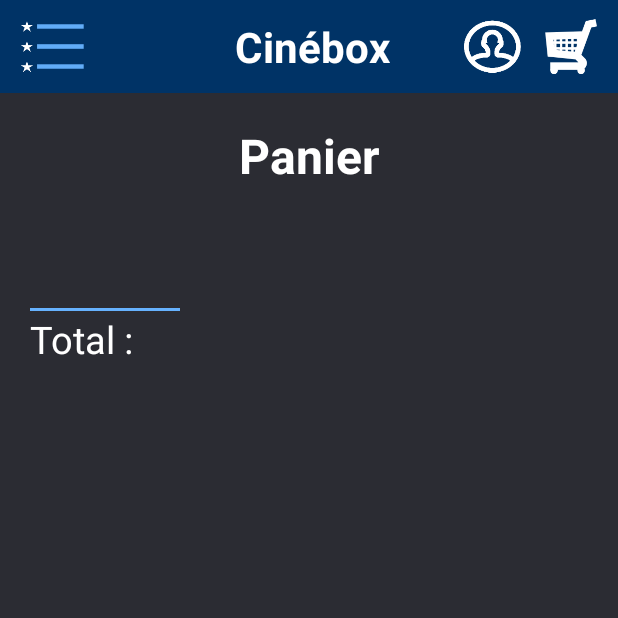
After one commit to Archidoc142/Cinebox_MOBILE, an Android app: the Panier screen opened directly, with no data from a screen before it, on a phone screen of 412 x 824 dp, the top half of it. The commit adds this screen. Run offline under Robolectric (Android 15) with nearby library versions, the phone set to English and light mode, and no system bars; network calls fail.

Commit message:
Layouts Tarifs + Panier

```diff
--- a/app/src/main/AndroidManifest.xml
+++ b/app/src/main/AndroidManifest.xml
@@ -15,6 +15,12 @@
         android:theme="@style/Theme.Cinebox"
         android:usesCleartextTraffic="true"
         tools:targetApi="31">
+        <activity
+            android:name=".Panier"
+            android:exported="false" />
+        <activity
+            android:name=".Tarifs"
+            android:exported="false" />
         <activity
             android:name=".Inscription"
             android:exported="false" />
--- /dev/null
+++ b/app/src/main/java/com/example/cinebox/Panier.java
@@ -0,0 +1,14 @@
+package com.example.cinebox;
+
+import androidx.appcompat.app.AppCompatActivity;
+
+import android.os.Bundle;
+
+public class Panier extends AppCompatActivity {
+
+    @Override
+    protected void onCreate(Bundle savedInstanceState) {
+        super.onCreate(savedInstanceState);
+        setContentView(R.layout.activity_panier);
+    }
+}
--- /dev/null
+++ b/app/src/main/res/layout/activity_panier.xml
@@ -0,0 +1,68 @@
+<?xml version="1.0" encoding="utf-8"?>
+<RelativeLayout xmlns:android="http://schemas.android.com/apk/res/android"
+    xmlns:app="http://schemas.android.com/apk/res-auto"
+    xmlns:tools="http://schemas.android.com/tools"
+    android:layout_width="match_parent"
+    android:layout_height="match_parent"
+    tools:context=".Panier"
+    android:background="@color/fond">
+
+    <include
+        android:id="@+id/nav"
+        android:layout_width="match_parent"
+        android:layout_height="wrap_content"
+        layout="@layout/nav" />
+
+    <TextView
+        android:id="@+id/panierTitre"
+        android:layout_width="match_parent"
+        android:layout_height="wrap_content"
+        android:textSize="32sp"
+        android:layout_margin="20dp"
+        android:text="Panier"
+        android:gravity="center"
+        android:textColor="@color/white"
+        android:textStyle="bold"
+        android:layout_below="@+id/nav"/>
+
+
+    <TextView
+        android:id="@+id/panierVide"
+        android:layout_width="match_parent"
+        android:layout_height="wrap_content"
+        android:layout_alignParentTop="true"
+        android:layout_alignParentBottom="true"
+        android:layout_margin="20dp"
+        android:gravity="center"
+        android:text="@string/panier_vide"
+        android:textColor="@color/prix_gris"
+        android:textSize="25sp"
+        android:textStyle="italic"
+        android:visibility="gone"/>
+
+    <androidx.recyclerview.widget.RecyclerView
+        android:id="@+id/recycler_panier"
+        android:layout_width="match_parent"
+        android:layout_height="wrap_content"
+        android:layout_below="@+id/panierTitre"
+        android:layout_margin="20dp" />
+
+    <View
+        android:layout_width="100dp"
+        android:layout_height="2dp"
+        android:layout_margin="20dp"
+        android:background="@color/bleu"
+        android:layout_below="@+id/recycler_panier" />
+
+    <TextView
+        android:id="@+id/panierTotal"
+        android:layout_width="match_parent"
+        android:layout_height="wrap_content"
+        android:layout_margin="20dp"
+        android:paddingTop="3dp"
+        android:text="Total : "
+        android:textColor="@color/white"
+        android:textSize="25sp"
+        android:layout_below="@id/recycler_panier"/>
+
+</RelativeLayout>
--- a/app/src/main/res/values/strings.xml
+++ b/app/src/main/res/values/strings.xml
@@ -1,3 +1,4 @@
 <resources>
     <string name="app_name">Cinebox</string>
+    <string name="panier_vide">Le panier est vide.</string>
 </resources>
```
Also changed, not shown: app/src/main/java/com/example/cinebox/Tarifs.java (added, +14 -0 lines), app/src/main/res/layout/activity_tarifs.xml (added, +35 -0 lines), app/src/main/res/layout/panier_item.xml (added, +96 -0 lines), app/src/main/res/layout/tarif_item.xml (added, +55 -0 lines), app/src/main/res/drawable/poubelle.png (added).
